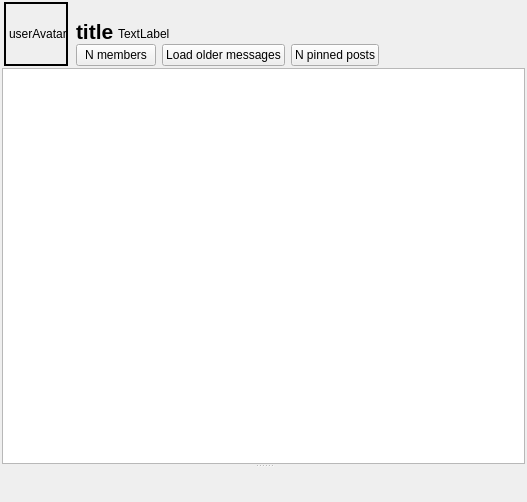
turok-m-a/mattermost-qt, file sources/chat-area/ChatArea.ui: the form before one commit.
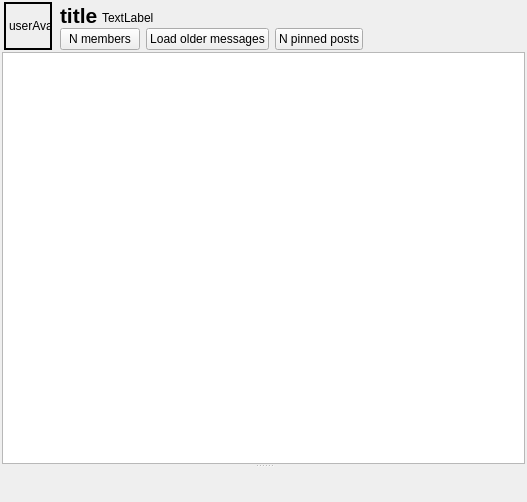
The form after the commit. Icons and pictures are not drawn. Custom widgets are drawn as their Qt base class.

Diff of the .ui file:
```diff
--- a/sources/chat-area/ChatArea.ui
+++ b/sources/chat-area/ChatArea.ui
@@ -59,14 +59,14 @@
        </property>
        <property name="minimumSize">
         <size>
-         <width>64</width>
-         <height>64</height>
+         <width>48</width>
+         <height>48</height>
         </size>
        </property>
        <property name="maximumSize">
         <size>
-         <width>64</width>
-         <height>64</height>
+         <width>48</width>
+         <height>48</height>
         </size>
        </property>
        <property name="frameShape">
```
